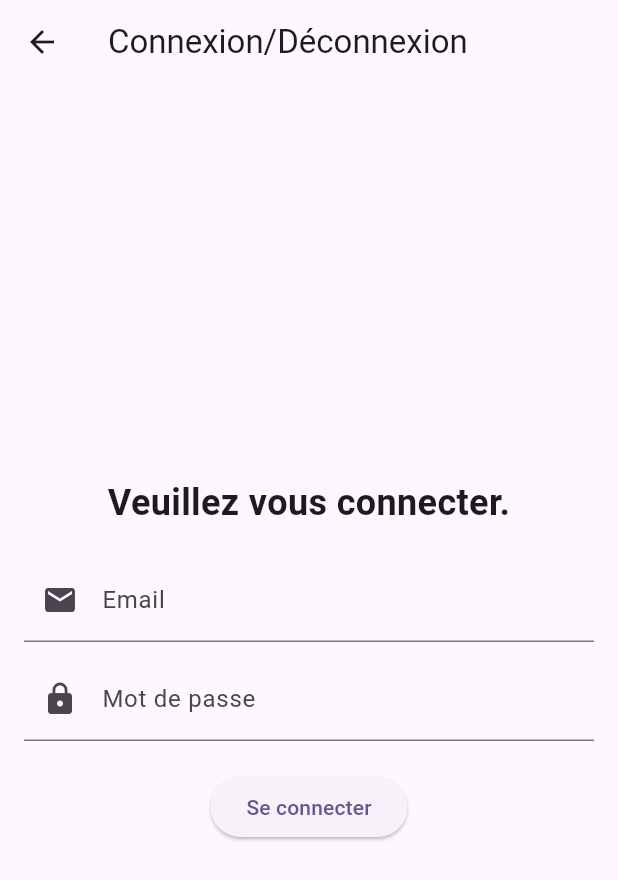
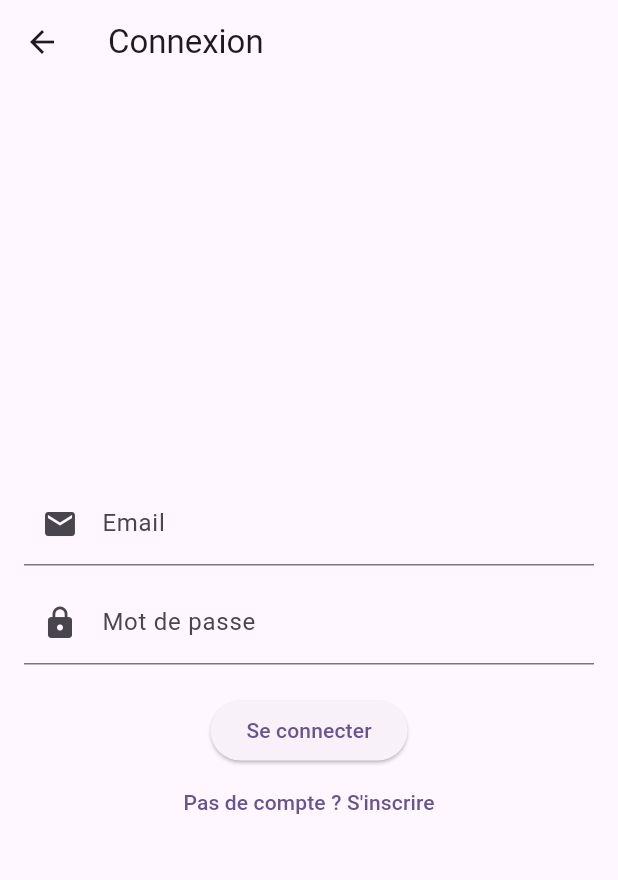
Before and after one commit to Isabelle-Comp/gestionDepense, a Flutter app: the screen it shows after launch, after a tap on "Se connecter", on a phone screen of 412 x 824 dp. Shown: the top 880 px of the screen. Run offline on Flutter 3.47's test engine with Material 3 defaults, Android fonts, the phone set to English and light mode, and no system bars.

Commit message:
Isabelle-comp

```diff
--- a/lib/pages/login.dart
+++ b/lib/pages/login.dart
@@ -1,4 +1,5 @@
 import 'package:flutter/material.dart';
+import 'signup.dart'; // Import de la page d'inscription
 
 class LoginPage extends StatefulWidget {
   const LoginPage({super.key});
@@ -8,9 +9,8 @@ class LoginPage extends StatefulWidget {
 }
 
 class _LoginPageState extends State<LoginPage> {
-  bool _isLoggedIn = false;  // L'état de connexion : initialement déconnecté
-  final _emailController = TextEditingController();  // Contrôleur pour l'email
-  final _passwordController = TextEditingController();  // Contrôleur pour le mot de passe
+  final _emailController = TextEditingController(); // Contrôleur pour l'email
+  final _passwordController = TextEditingController(); // Contrôleur pour le mot de passe
 
   // Méthode pour gérer la connexion
   void _login() {
@@ -18,62 +18,28 @@ class _LoginPageState extends State<LoginPage> {
     final password = _passwordController.text;
 
     if (email.isNotEmpty && password.isNotEmpty) {
-      // Simulation de la connexion : ici, vous pouvez ajouter la logique de validation avec un backend
-      setState(() {
-        _isLoggedIn = true;  // L'utilisateur est maintenant connecté
-      });
+      // Logique de connexion (backend ou logique locale)
+      ScaffoldMessenger.of(context).showSnackBar(
+        const SnackBar(content: Text('Connexion réussie')),
+      );
     } else {
-      // Si l'email ou le mot de passe sont vides, affichez un message d'erreur
       ScaffoldMessenger.of(context).showSnackBar(
         const SnackBar(content: Text('Veuillez entrer un email et un mot de passe')),
       );
     }
   }
 
-  // Méthode pour gérer la déconnexion
-  void _logout() {
-    setState(() {
-      _isLoggedIn = false;  // L'utilisateur est maintenant déconnecté
-    });
-
-    // Réinitialiser les champs de texte lorsque l'utilisateur se déconnecte
-    _emailController.clear();
-    _passwordController.clear();
-  }
-
   @override
   Widget build(BuildContext context) {
     return Scaffold(
       appBar: AppBar(
-        title: const Text('Connexion/Déconnexion'),
-        actions: [
-          // Affiche un bouton de déconnexion si l'utilisateur est connecté
-          if (_isLoggedIn)
-            IconButton(
-              icon: const Icon(Icons.exit_to_app),
-              onPressed: _logout, // Déconnexion
-            ),
-        ],
+        title: const Text('Connexion'),
       ),
       body: Padding(
         padding: const EdgeInsets.all(16.0),
         child: Center(
           child: Column(
             mainAxisAlignment: MainAxisAlignment.center,
-            children: [
-              // Affiche un message différent selon si l'utilisateur est connecté ou non
-              Text(
-                _isLoggedIn
-                    ? 'Bienvenue, vous êtes connecté !'
-                    : 'Veuillez vous connecter.',
-                style: const TextStyle(fontSize: 24, fontWeight: FontWeight.bold),
-                textAlign: TextAlign.center,
-                                                                                                                                                                                                                                                                                                                                                                                                                                                                                                                                                                                                      ),
-              const SizedBox(height: 20),
-
-              // Si l'utilisateur est déconnecté, afficher les champs email et mot de passe
-              if (!_isLoggedIn)
-                Column(
             children: [
               TextField(
                 controller: _emailController,
@@ -90,20 +56,22 @@ class _LoginPageState extends State<LoginPage> {
                   labelText: 'Mot de passe',
                   prefixIcon: Icon(Icons.lock),
                 ),
-                      obscureText: true,  // Masque le mot de passe
+                obscureText: true, // Masque le mot de passe
               ),
               const SizedBox(height: 20),
               ElevatedButton(
-                      onPressed: _login,  // Appel à la méthode de connexion
+                onPressed: _login, // Appel à la méthode de connexion
                 child: const Text('Se connecter'),
               ),
-                  ],
-                )
-              else
-              // Si l'utilisateur est connecté, afficher le bouton de déconnexion
-                ElevatedButton(
-                  onPressed: _logout, // Appel à la méthode de déconnexion
-                  child: const Text('Se déconnecter'),
+              TextButton(
+                onPressed: () {
+                  // Naviguer vers la page d'inscription
+                  Navigator.push(
+                    context,
+                    MaterialPageRoute(builder: (context) => const SignUpPage()),
+                  );
+                },
+                child: const Text("Pas de compte ? S'inscrire"),
               ),
             ],
           ),
--- a/lib/pages/onbaording.dart
+++ b/lib/pages/onbaording.dart
@@ -1,6 +1,7 @@
 import 'package:flutter/material.dart';
 import 'package:gestion_depenses/pages/onboardingWidget.dart';
-import 'login.dart'; // Importez la page de connexion/déconnexion
+import 'login.dart';
+import 'inscription.dart';
 
 class OnboardingPage extends StatefulWidget {
   const OnboardingPage({super.key});
@@ -10,26 +11,34 @@ class OnboardingPage extends StatefulWidget {
 }
 
 class OnboardingPageState extends State<OnboardingPage> {
+  final PageController _pageController = PageController();
+  int _currentPage = 0;
+
+  @override
+  void dispose() {
+    _pageController.dispose();
+    super.dispose();
+  }
+
   @override
   Widget build(BuildContext context) {
-    return MaterialApp(
-      debugShowCheckedModeBanner: false,
-      home: Scaffold(
+    return Scaffold(
       backgroundColor: Colors.lightBlue[50],
-
-
       body: Stack(
         children: [
           PageView(
+            controller: _pageController,
+            onPageChanged: (int index) {
+              setState(() {
+                _currentPage = index;
+              });
+            },
             children: const [
               OnboardingWidget(title: "GD", subtitle: "Gestion de Depense", image: "assets/images/img1.png"),
-                OnboardingWidget(title: "", subtitle: "Plus besion de passer du temps a calculer manuellement ses depenses", image: "assets/images/img2.jpg"),
-                OnboardingWidget(title: "", subtitle: "Visualiser vos depenses sous forme de graphe", image: "assets/images/img3.jpg"),
-
-
+              OnboardingWidget(title: "", subtitle: "Plus besoin de passer du temps à calculer manuellement ses dépenses", image: "assets/images/img2.jpg"),
+              OnboardingWidget(title: "", subtitle: "Visualisez vos dépenses sous forme de graphe", image: "assets/images/img3.jpg"),
             ],
           ),
-            // Ajouter un bouton pour accéder à la page de connexion
           Positioned(
             bottom: 30,
             left: 30,
@@ -38,38 +47,44 @@ class OnboardingPageState extends State<OnboardingPage> {
               children: [
                 Row(
                   mainAxisAlignment: MainAxisAlignment.center,
-                    children: List.generate(3, (index) =>
-                        AnimatedContainer(
-                          duration: const Duration(milliseconds: 3),
+                  children: List.generate(3, (index) {
+                    return AnimatedContainer(
+                      duration: const Duration(milliseconds: 300),
                       width: 10,
                       height: 10,
                       margin: const EdgeInsets.symmetric(horizontal: 5),
                       decoration: BoxDecoration(
-                            color: index == 0 ? Colors.black : Colors.grey,
+                        color: index == _currentPage ? Colors.black : Colors.grey,
                         shape: BoxShape.circle,
                       ),
+                    );
+                  }),
                 ),
-                    ),
-                  ),
-                  const SizedBox(height: 20), // Espacement entre le bouton et les indicateurs
-                  Container(
-                    child: ElevatedButton(
+                const SizedBox(height: 20),
+                ElevatedButton(
                   onPressed: () {
-                        // Naviguer vers la page de connexion
                     Navigator.push(
                       context,
                       MaterialPageRoute(builder: (context) => const LoginPage()),
                     );
                   },
-                      child: const Text('Se connecter', ),
+                  child: const Text('Se connecter'),
                 ),
+                const SizedBox(height: 10),
+                ElevatedButton(
+                  onPressed: () {
+                    Navigator.push(
+                      context,
+                      MaterialPageRoute(builder: (context) => const SignUpPage()), // Redirection vers la page d'inscription
+                    );
+                  },
+                  child: const Text("S'inscrire"),
                 ),
               ],
             ),
           ),
         ],
       ),
-      ),
     );
   }
 }
```
Also changed, not shown: lib/pages/inscription.dart (added, +131 -0 lines). Lines whose indentation alone changed are shown as unchanged.
